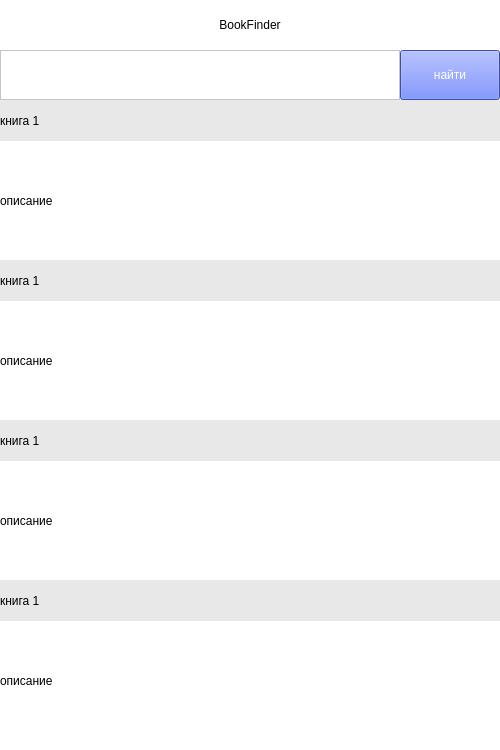
The window that designer.ui (killllerWhale/HackathonProject) describes before a commit, drawn with Qt 5.
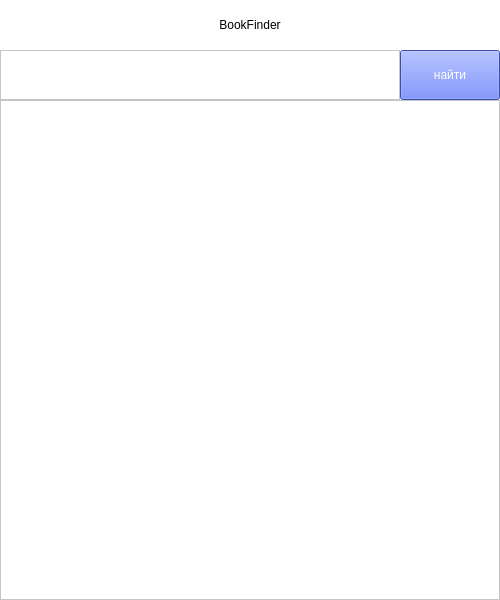
The same window after the commit.

```diff
--- a/designer.ui
+++ b/designer.ui
@@ -7,9 +7,21 @@
     <x>0</x>
     <y>0</y>
     <width>500</width>
-    <height>750</height>
+    <height>600</height>
    </rect>
   </property>
+  <property name="minimumSize">
+   <size>
+    <width>500</width>
+    <height>600</height>
+   </size>
+  </property>
+  <property name="maximumSize">
+   <size>
+    <width>500</width>
+    <height>600</height>
+   </size>
+  </property>
   <property name="windowTitle">
    <string>BookFinder</string>
   </property>
@@ -67,134 +79,30 @@
      <string>найти</string>
     </property>
    </widget>
-   <widget class="QLabel" name="label_2">
+   <widget class="QScrollArea" name="scrollArea">
     <property name="geometry">
      <rect>
       <x>0</x>
       <y>100</y>
-      <width>501</width>
-      <height>41</height>
-     </rect>
-    </property>
-    <property name="styleSheet">
-     <string notr="true">background-color: rgb(232, 232, 232);</string>
-    </property>
-    <property name="text">
-     <string>книга 1</string>
-    </property>
-   </widget>
-   <widget class="QLabel" name="label_3">
-    <property name="geometry">
-     <rect>
-      <x>0</x>
-      <y>150</y>
-      <width>501</width>
-      <height>101</height>
-     </rect>
-    </property>
-    <property name="text">
-     <string>описание</string>
-    </property>
-   </widget>
-   <widget class="QLabel" name="label_4">
-    <property name="geometry">
-     <rect>
-      <x>0</x>
-      <y>470</y>
-      <width>501</width>
-      <height>101</height>
-     </rect>
-    </property>
-    <property name="text">
-     <string>описание</string>
-    </property>
-   </widget>
-   <widget class="QLabel" name="label_5">
-    <property name="geometry">
-     <rect>
-      <x>0</x>
-      <y>420</y>
-      <width>501</width>
-      <height>41</height>
-     </rect>
-    </property>
-    <property name="styleSheet">
-     <string notr="true">background-color: rgb(232, 232, 232);</string>
-    </property>
-    <property name="text">
-     <string>книга 1</string>
-    </property>
-   </widget>
-   <widget class="QLabel" name="label_6">
-    <property name="geometry">
-     <rect>
-      <x>0</x>
-      <y>260</y>
-      <width>501</width>
-      <height>41</height>
-     </rect>
-    </property>
-    <property name="styleSheet">
-     <string notr="true">background-color: rgb(232, 232, 232);</string>
-    </property>
-    <property name="text">
-     <string>книга 1</string>
-    </property>
-   </widget>
-   <widget class="QLabel" name="label_7">
-    <property name="geometry">
-     <rect>
-      <x>0</x>
-      <y>310</y>
-      <width>501</width>
-      <height>101</height>
-     </rect>
-    </property>
-    <property name="text">
-     <string>описание</string>
-    </property>
-   </widget>
-   <widget class="QLabel" name="label_8">
-    <property name="geometry">
-     <rect>
-      <x>0</x>
-      <y>630</y>
       <width>500</width>
-      <height>101</height>
+      <height>500</height>
      </rect>
     </property>
-    <property name="text">
-     <string>описание</string>
+    <property name="widgetResizable">
+     <bool>true</bool>
     </property>
+    <widget class="QWidget" name="scrollAreaWidgetContents">
+     <property name="geometry">
+      <rect>
+       <x>0</x>
+       <y>0</y>
+       <width>498</width>
+       <height>498</height>
+      </rect>
+     </property>
+    </widget>
    </widget>
-   <widget class="QLabel" name="label_9">
-    <property name="geometry">
-     <rect>
-      <x>0</x>
-      <y>580</y>
-      <width>500</width>
-      <height>41</height>
-     </rect>
-    </property>
-    <property name="styleSheet">
-     <string notr="true">background-color: rgb(232, 232, 232);</string>
-    </property>
-    <property name="text">
-     <string>книга 1</string>
-    </property>
-   </widget>
   </widget>
-  <widget class="QMenuBar" name="menubar">
-   <property name="geometry">
-    <rect>
-     <x>0</x>
-     <y>0</y>
-     <width>500</width>
-     <height>21</height>
-    </rect>
-   </property>
-  </widget>
-  <widget class="QStatusBar" name="statusbar"/>
  </widget>
  <resources/>
  <connections/>
```
